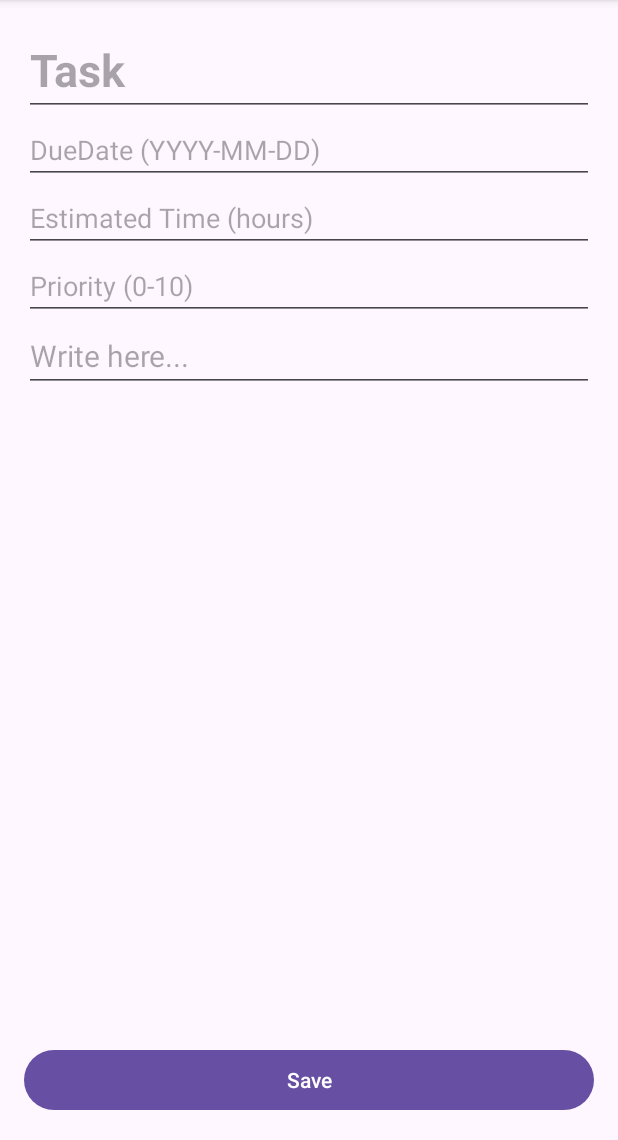
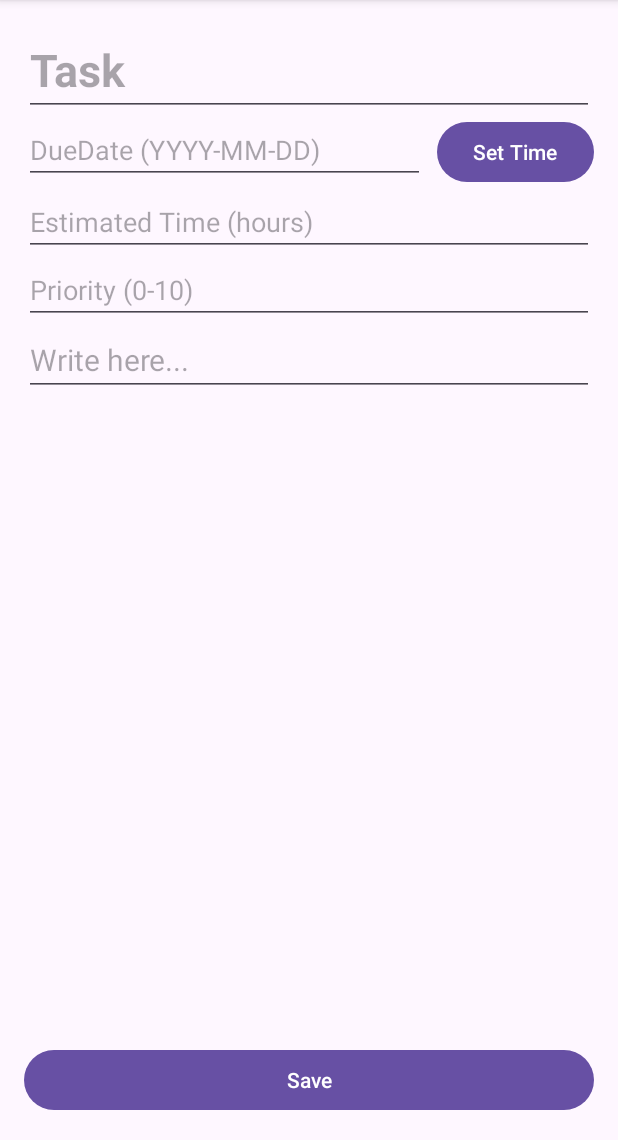
Before and after one commit to xxxfrankla/Flow, an Android app: the TaskContentFragment screen opened through its navigation route, on a phone screen of 412 x 824 dp, the part 96-1236 px from its top. Run offline under Robolectric (Android 15) with nearby library versions, the phone set to English and light mode, and no system bars; our stand-ins replace Room's generated code, paging.

Commit message:
sunny 12.4

```diff
--- a/app/src/main/res/layout/fragment_task_content.xml
+++ b/app/src/main/res/layout/fragment_task_content.xml
@@ -28,12 +28,28 @@
                     android:hint="Task"
                     android:textStyle="bold" />
 
-            <!-- Start Date EditText -->
-            <EditText
-                    android:id="@+id/dueDateEditText"
+            <!-- DueDate and Button in a Horizontal LinearLayout -->
+            <LinearLayout
                     android:layout_width="match_parent"
                     android:layout_height="wrap_content"
-                    android:hint="DueDate (YYYY-MM-DD)" />
+                    android:orientation="horizontal">
+
+                <!-- DueDate EditText -->
+                <EditText
+                        android:id="@+id/dueDateEditText"
+                        android:layout_width="0dp"
+                        android:layout_height="wrap_content"
+                        android:hint="DueDate (YYYY-MM-DD)"
+                        android:layout_weight="1" />
+
+                <!-- Set Date and Time Button -->
+                <Button
+                        android:id="@+id/setDateTimeButton"
+                        android:layout_width="wrap_content"
+                        android:layout_height="wrap_content"
+                        android:text="Set Time"
+                        android:layout_marginStart="8dp" />
+            </LinearLayout>
 
             <!-- Estimated Time EditText -->
             <EditText
```
Also changed, not shown: app/src/main/java/com/cs407/lab5_milestone/TaskContentFragment.kt (+55 -3 lines).
